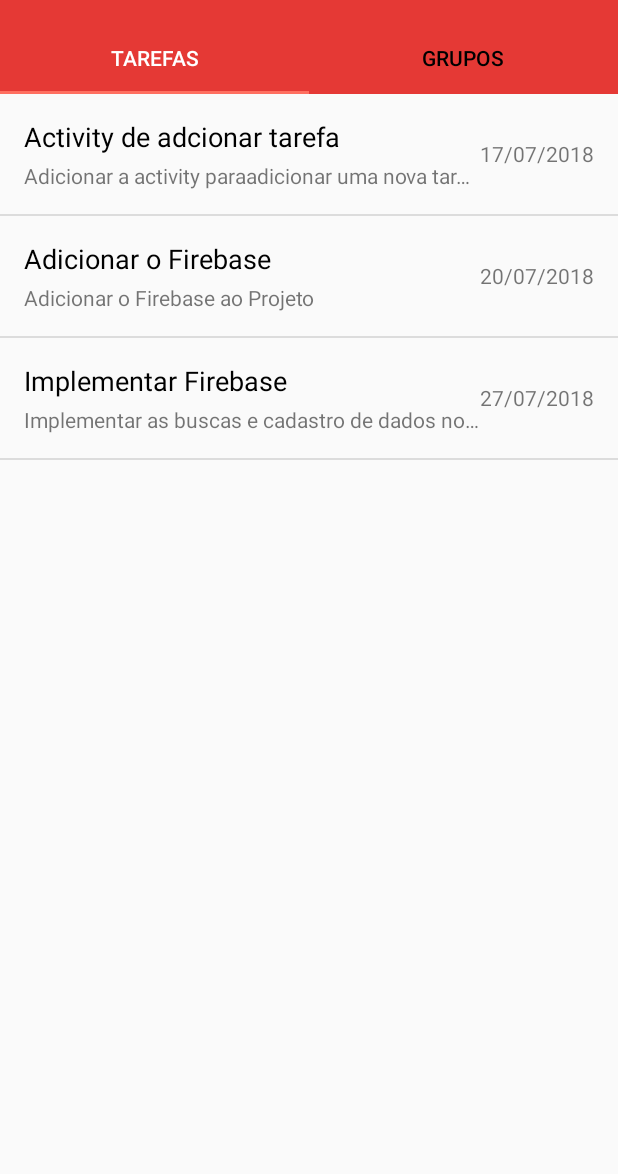
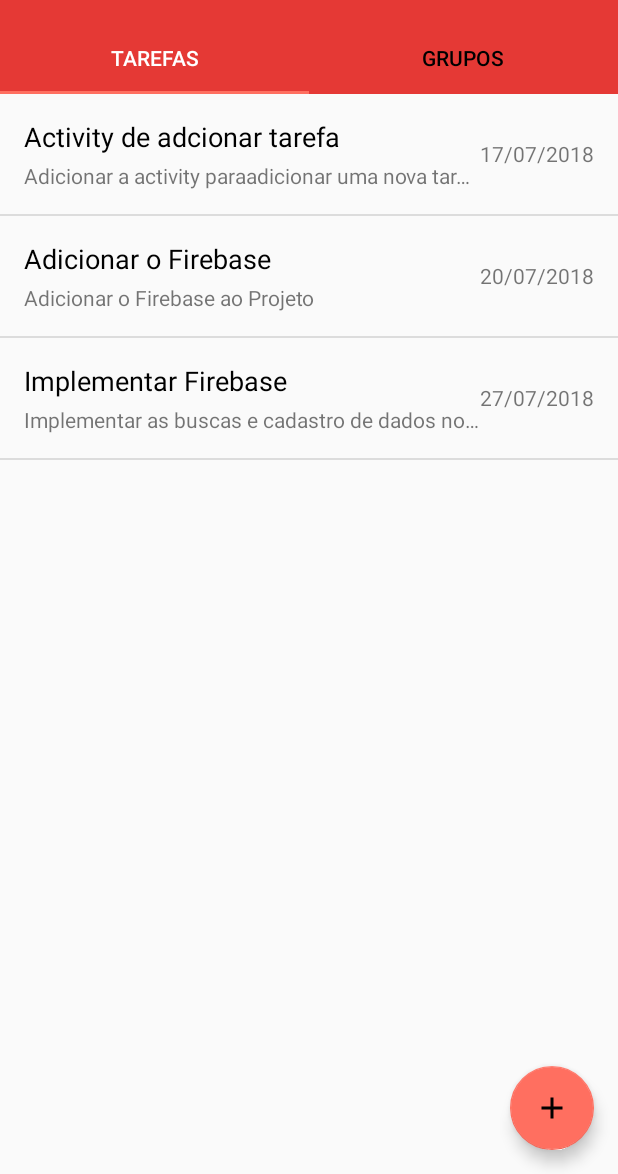
Before and after one commit to kibutzzz/RemindMe, an Android app: the screen it shows after launch (MainActivity), on a phone screen of 412 x 824 dp, the part 62-1236 px from its top. Run offline under Robolectric (Android 15) with nearby library versions, the phone set to English and light mode, and no system bars.

Commit message:
adicionado o Floating action button

```diff
--- a/app/src/main/res/layout/activity_main.xml
+++ b/app/src/main/res/layout/activity_main.xml
@@ -40,17 +40,26 @@
 
     </android.support.design.widget.TabLayout>
 
+    <RelativeLayout
+        android:layout_width="match_parent"
+        android:layout_height="match_parent">
         <android.support.v4.view.ViewPager
             android:id="@+id/viewPager"
             android:layout_width="match_parent"
             android:layout_height="wrap_content"></android.support.v4.view.ViewPager>
 
+
         <android.support.design.widget.FloatingActionButton
+            android:id="@+id/fab"
             android:layout_width="wrap_content"
             android:layout_height="wrap_content"
-        android:layout_gravity="bottom|right"
+            android:src="@drawable/ic_add_black_24dp"
+            android:layout_gravity="end|bottom"
             android:layout_margin="16dp"
-        android:clickable="true"
-        android:src="@drawable/ic_add_black_24dp"
+            app:fabSize="normal"
+            android:layout_alignParentBottom="true"
+            android:layout_alignParentRight="true"
             />
+    </RelativeLayout>
+
 </android.support.v7.widget.LinearLayoutCompat>
```
Lines whose indentation alone changed are shown as unchanged.
